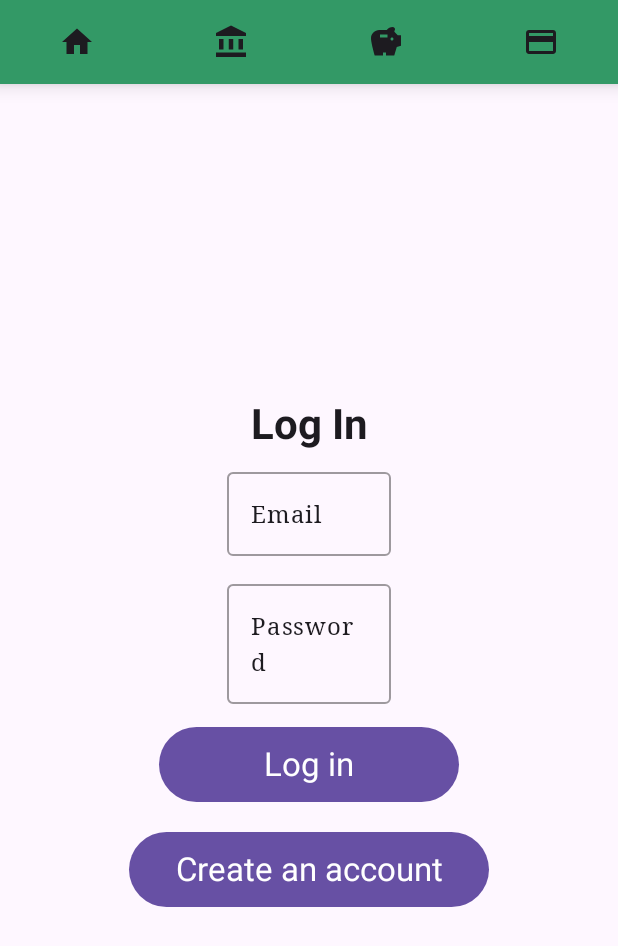
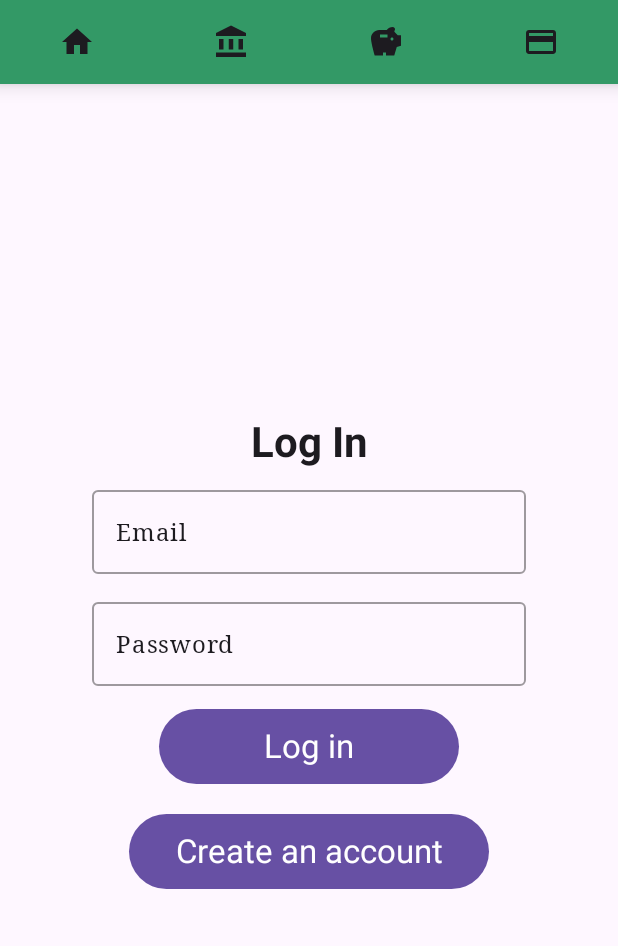
Before and after one commit to AppDevOrganization/5A6-group-project, an Android app built with Jetpack Compose: the @Preview function CJJBankAppPreview, on a phone screen of 412 x 824 dp. Shown: the top 946 px of the screen. Run offline under Robolectric (Android 15) with nearby library versions, the phone set to English and light mode, and no system bars; 1 statement that could not run was skipped.

Commit message:
set the RIGHT text field width

```diff
--- a/app/src/main/java/com/example/emptyactivity/LoginPage.kt
+++ b/app/src/main/java/com/example/emptyactivity/LoginPage.kt
@@ -101,7 +101,7 @@ fun LoginSignupTextField(label: String, placeholder: String, onValueChange: (new
             )
         },
         modifier = modifier
-            .width(120.dp)
+            .width(300.dp)
             .padding(5.dp)
     )
 }
```
